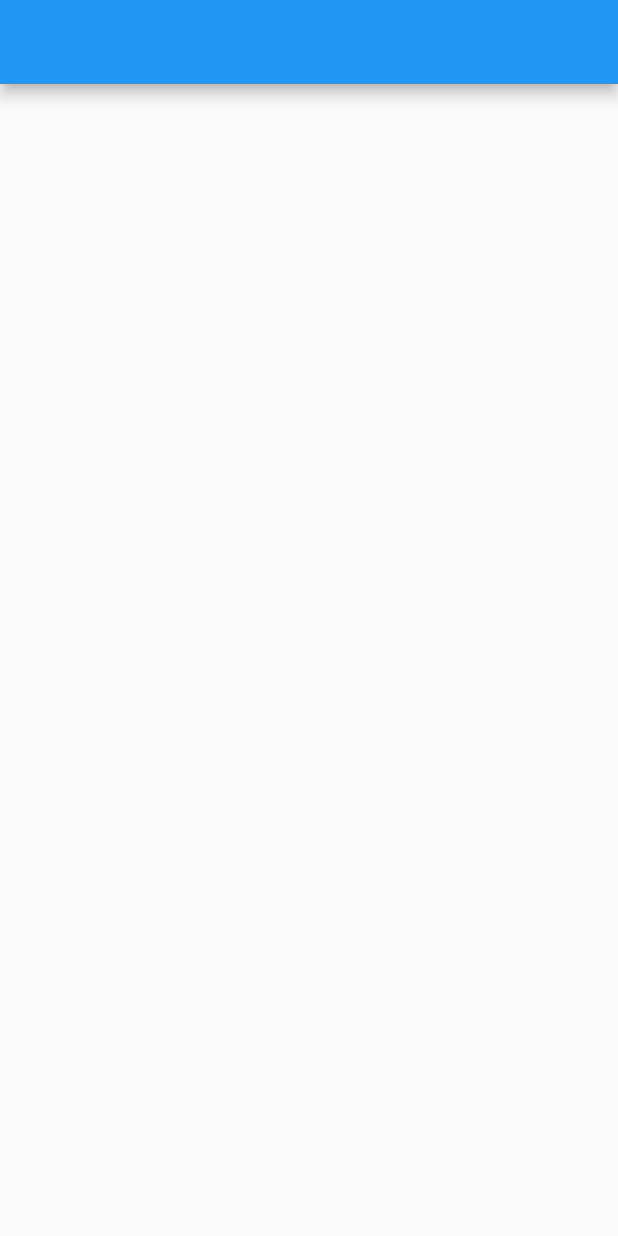
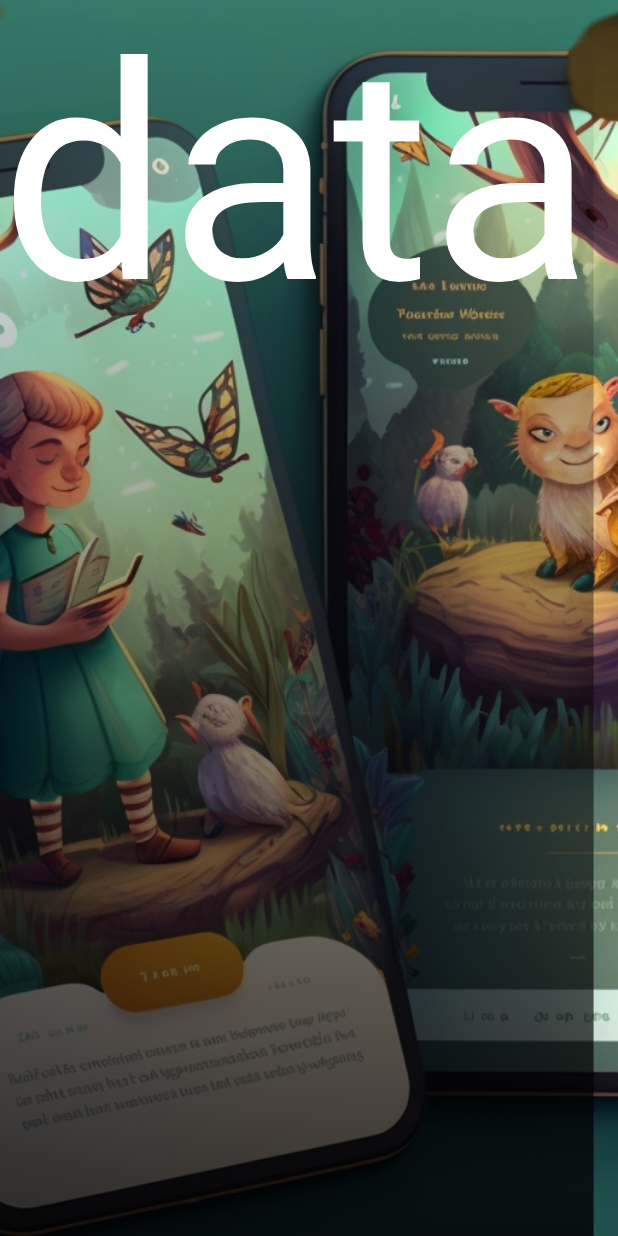
Before and after one commit to Avishkasj/storybook, a Flutter app: the screen it shows after launch, on a phone screen of 412 x 824 dp. Run offline on Flutter 3.47's test engine with Material 2 defaults, Android fonts, the light colour scheme and no system bars.

Commit message:
background image and. gradiant

```diff
--- a/lib/welcome.dart
+++ b/lib/welcome.dart
@@ -11,15 +11,37 @@ class _welcomeState extends State<welcome> {
   @override
   Widget build(BuildContext context) {
     return Scaffold(
-      appBar: AppBar(
-
-      ),
-      body: Container(
-        child: Column(
-          children: [
-
-          ],
-        ),
+      body: Stack(
+        children: [
+          Container(
+            decoration: BoxDecoration(
+              image: DecorationImage(
+                image: AssetImage('assets/img2.png'),
+                fit: BoxFit.cover,
+              ),
+            ),
+          ),
+          Container(
+            decoration: BoxDecoration(
+              gradient: LinearGradient(
+                begin: Alignment.topCenter,
+                end: Alignment.bottomCenter,
+                colors: [Colors.transparent, Colors.black.withOpacity(0.8)],
+              ),
+            ),
+            child: Column(
+              children: [
+                Text(
+                  "data",
+                  style: TextStyle(
+                    fontSize: 200,
+                    color: Colors.white,
+                  ),
+                ),
+              ],
+            ),
+          ),
+        ],
       ),
     );
   }
```
